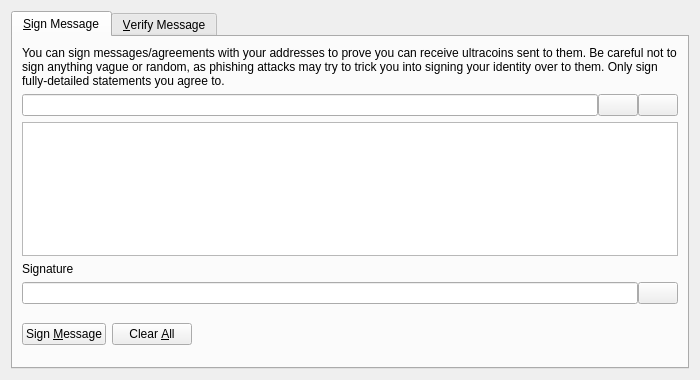
The window that src/qt/forms/signverifymessagedialog.ui (Ultracoins/Ultracoin) describes before a commit, drawn with Qt 5.
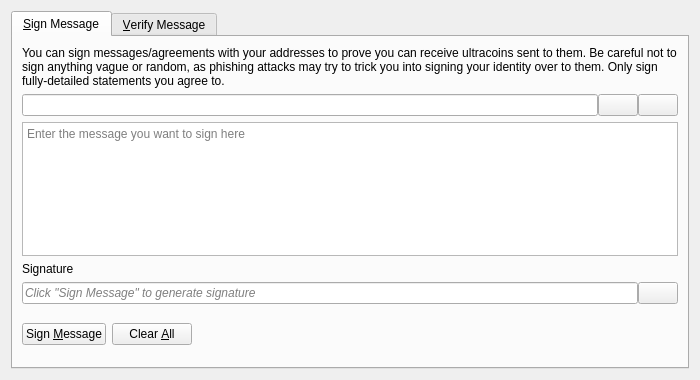
The same window after the commit. Icons and pictures are not drawn. Custom widgets are drawn as their Qt base class.

```diff
--- a/src/qt/forms/signverifymessagedialog.ui
+++ b/src/qt/forms/signverifymessagedialog.ui
@@ -99,6 +99,9 @@
          <property name="toolTip">
           <string>Enter the message you want to sign here</string>
          </property>
+         <property name="placeholderText">
+          <string>Enter the message you want to sign here</string>
+         </property>
         </widget>
        </item>
        <item>
@@ -118,6 +121,9 @@
          </property>
          <item>
           <widget class="QLineEdit" name="signatureOut_SM">
+           <property name="placeholderText">
+            <string>Click "Sign Message" to generate signature</string>
+           </property>
            <property name="font">
             <font>
              <italic>true</italic>
```
Left out of the diff: 36 changed lines with no effect on the pictures.
